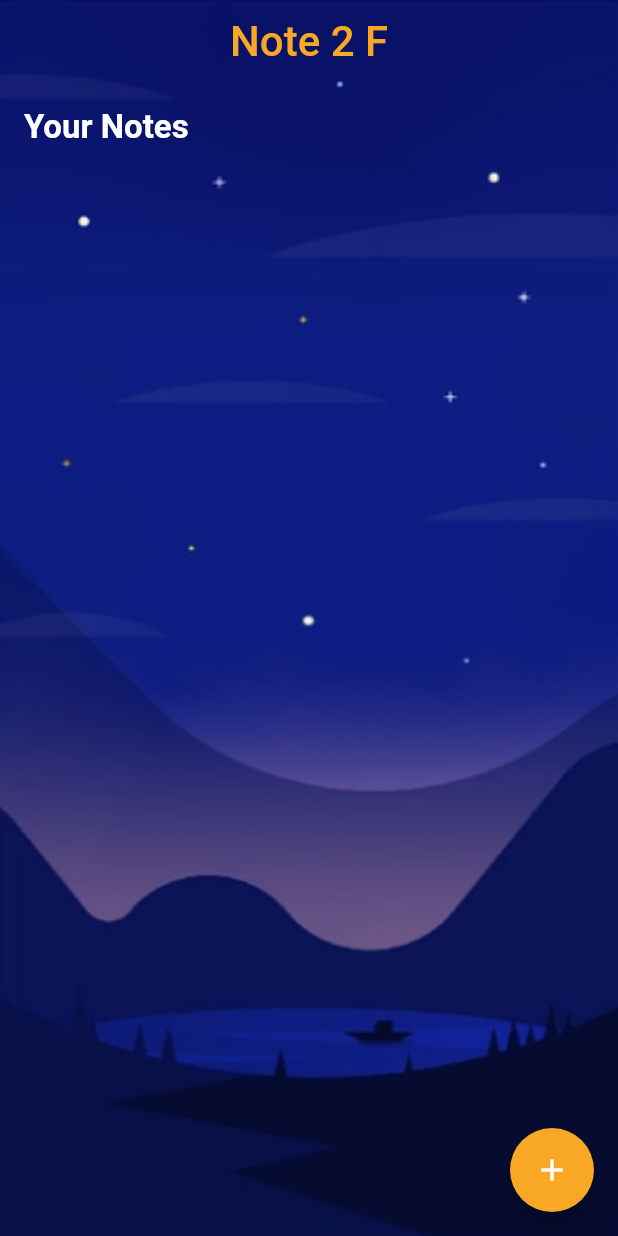
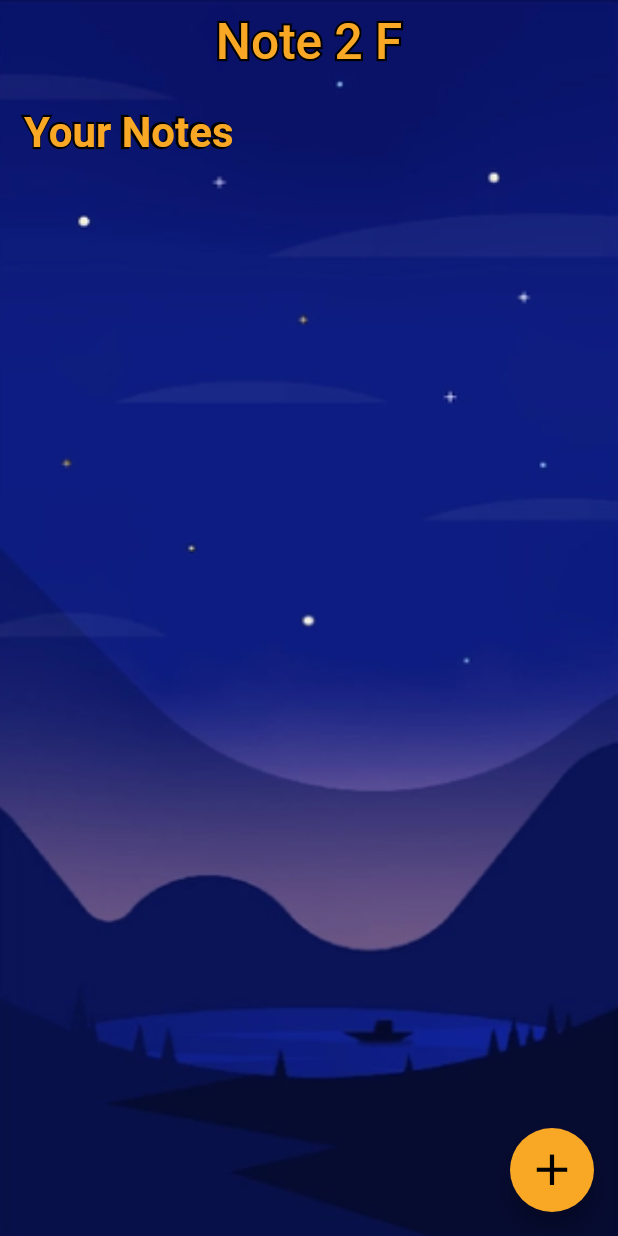
Before and after one commit to amilog/Note-App, a Flutter app: the screen it shows after launch, on a phone screen of 412 x 824 dp. Run offline on Flutter 3.47's test engine with Material 2 defaults, Android fonts, the light colour scheme and no system bars; our stand-ins replace animated_text_kit, cloud_firestore, firebase_core, google_fonts, jiffy, lottie; accounts and stored records are empty; network calls fail; Roboto replaces fonts that are missing (RubikVinly); project files that could hold a hidden picture were left out.

Commit message:
Splash Screen added

```diff
--- a/lib/main.dart
+++ b/lib/main.dart
@@ -1,24 +1,93 @@
 import 'package:firebase_core/firebase_core.dart';
 import 'package:flutter/material.dart';
-
+import 'package:google_fonts/google_fonts.dart';
+import 'package:lottie/lottie.dart';
 import 'screens/homepage.dart';
+import 'package:animated_text_kit/animated_text_kit.dart';
 
 Future<void> main() async {
   WidgetsFlutterBinding.ensureInitialized();
   await Firebase.initializeApp();
-  runApp( const MyApp());
+  runApp(const MyApp());
 }
 
-class MyApp extends StatelessWidget {
+class MyApp extends StatefulWidget {
   const MyApp({super.key});
 
   @override
+  State<MyApp> createState() => _MyAppState();
+}
+
+class _MyAppState extends State<MyApp> {
+  @override
   Widget build(BuildContext context) {
     return MaterialApp(
-        title: 'Note App', debugShowCheckedModeBanner: true,
-        theme: ThemeData(
-          primarySwatch: Colors.indigo
-        ),
-          home: const HomePage());
+      title: 'Note App',
+      debugShowCheckedModeBanner: true,
+      theme: ThemeData(primarySwatch: Colors.indigo),
+      home: const MyHomePage(),
+    );
   }
 }
+
+class MyHomePage extends StatefulWidget {
+  const MyHomePage({super.key});
+
+  @override
+  State<MyHomePage> createState() => _MyHomePageState();
+}
+
+class _MyHomePageState extends State<MyHomePage> {
+
+  @override
+  void initState() {
+    super.initState();
+    Future.delayed(const Duration(milliseconds: 3200)).then((value) {
+      Navigator.of(context).pushReplacement(MaterialPageRoute(builder: (ctx) => const HomePage()));
+    });
+  }
+
+  @override
+  Widget build(BuildContext context) {
+    return const _SplashScreen();
+  }
+}
+
+/************************/
+//    Splash Screen    //
+/************************/
+
+class _SplashScreen extends StatelessWidget {
+  const _SplashScreen({
+    Key? key,
+  }) : super(key: key);
+
+  @override
+  Widget build(BuildContext context) {
+    return Scaffold(
+      backgroundColor: const Color.fromARGB(255, 21, 39, 142),
+      body: Center(
+        child: Column(
+          children: [
+            const SizedBox(
+              height: 150,
+            ),
+            SizedBox(
+              height: 360,
+              child: Lottie.network('https://assets10.lottiefiles.com/packages/lf20_hylaaytn.json'),
+            ),
+            AnimatedTextKit(
+              animatedTexts: [
+                TypewriterAnimatedText(
+                  'Developed by AmiL',
+                  textStyle: GoogleFonts.pressStart2p(fontSize: 20, color: Colors.white),
+                  speed: const Duration(milliseconds: 120),
+                ),
+              ],
+            ),
+          ],
+        ),
+      ),
+    );
+  }
+}
--- a/lib/screens/homepage.dart
+++ b/lib/screens/homepage.dart
@@ -15,21 +15,8 @@ class HomePage extends StatefulWidget {
 class _HomePageState extends State<HomePage> {
   @override
   Widget build(BuildContext context) {
-    return /*Container(
-      decoration: const BoxDecoration(
-          gradient: LinearGradient(begin: Alignment.topRight, end: Alignment.bottomRight, colors: [
-        Color.fromARGB(255, 4, 11, 88),
-        Color.fromARGB(255, 104, 5, 99),
-        Color.fromARGB(255, 79, 4, 46),
-        Color.fromARGB(255, 102, 13, 6),
-        Color.fromARGB(255, 113, 85, 28),
-        Color.fromARGB(255, 132, 121, 18),
-        Color.fromARGB(255, 5, 153, 173)
-      ])),
-      child:*/
-
-        Stack(
-      children: <Widget>[
+    return Stack(
+      children: [
         Image.asset(
           "assets/backgraund.png",
           height: MediaQuery.of(context).size.height,
@@ -40,9 +27,22 @@ class _HomePageState extends State<HomePage> {
           backgroundColor: Colors.transparent,
           appBar: AppBar(
             elevation: 0,
-            title: Text(
+            title: Stack(
+              children: [
+                Text(
                   'Note 2 F',
-              style: TextStyle(fontFamily: 'RubikVinly', fontSize: 28, color: Colors.yellow[800]),
+                  style: TextStyle(
+                      fontFamily: 'RubikVinly',
+                      fontSize: 33,
+                      foreground: Paint()
+                        ..style = PaintingStyle.stroke
+                        ..strokeWidth = 3),
+                ),
+                Text(
+                  'Note 2 F',
+                  style: TextStyle(fontFamily: 'RubikVinly', fontSize: 33, color: Colors.yellow[800]),
+                ),
+              ],
             ),
             centerTitle: true,
             backgroundColor: Colors.transparent,
@@ -53,13 +53,25 @@ class _HomePageState extends State<HomePage> {
               mainAxisAlignment: MainAxisAlignment.start,
               crossAxisAlignment: CrossAxisAlignment.start,
               children: [
+                Stack(
+                  children: [
                     Text(
                       'Your Notes',
                       style: GoogleFonts.roboto(
-                    color: Colors.white,
+                          fontSize: 28,
+                          foreground: Paint()
+                            ..style = PaintingStyle.stroke
+                            ..strokeWidth = 3),
+                    ),
+                    Text(
+                      'Your Notes',
+                      style: GoogleFonts.roboto(
+                        color: Colors.yellow[800],
                         fontWeight: FontWeight.bold,
-                    fontSize: 22,
+                        fontSize: 28,
                       ),
+                    ),
+                  ],
                 ),
                 const SizedBox(
                   height: 20.0,
@@ -99,7 +111,11 @@ class _HomePageState extends State<HomePage> {
               Navigator.push(context, MaterialPageRoute(builder: (context) => const NoteEditorScreen()));
             },
             backgroundColor: Colors.yellow[800],
-            child: const Icon(Icons.add),
+            child: const Icon(
+              Icons.add,
+              color: Colors.black,
+              size: 35,
+            ),
           ),
         ),
       ],
--- a/lib/screens/note_reader.dart
+++ b/lib/screens/note_reader.dart
@@ -26,7 +26,7 @@ class _NoteReaderScreenState extends State<NoteReaderScreen> {
                 FirebaseFirestore.instance.collection("Notes").doc(widget.doc["note_title"]).delete();
                 Navigator.pop(context);
               },
-              icon: const Icon(Icons.highlight_remove_rounded))
+              icon: const Icon(Icons.delete))
         ],
       ),
       body: Padding(
--- a/pubspec.yaml
+++ b/pubspec.yaml
@@ -40,7 +40,9 @@ dependencies:
   cloud_firestore: ^4.3.1
   google_fonts: ^3.0.1
   jiffy: ^5.0.0
-  flutter_staggered_grid_view: ^0.6.2
+  lottie: ^2.2.0
+  animated_text_kit: ^4.2.2
+
 
 dev_dependencies:
   flutter_test:
```
Also changed, not shown: lib/screens/note_editor.dart (+4 -4 lines), lib/style/app_style.dart (+10 -8 lines), 5 other files. Lines whose indentation alone changed are shown as unchanged.
